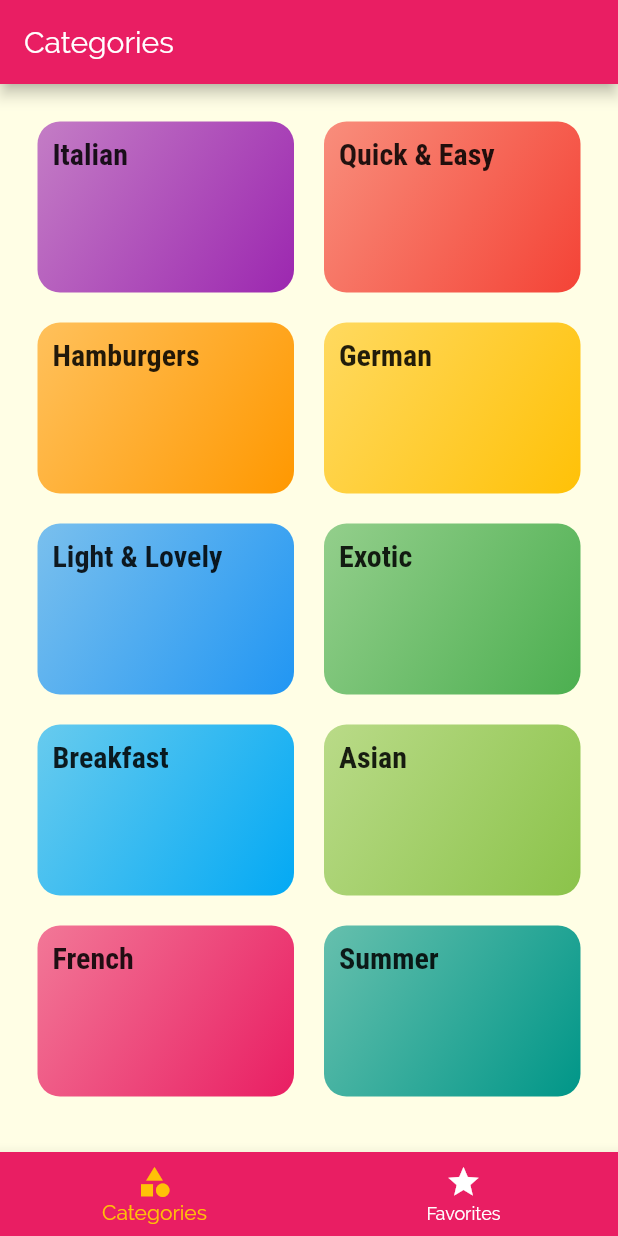
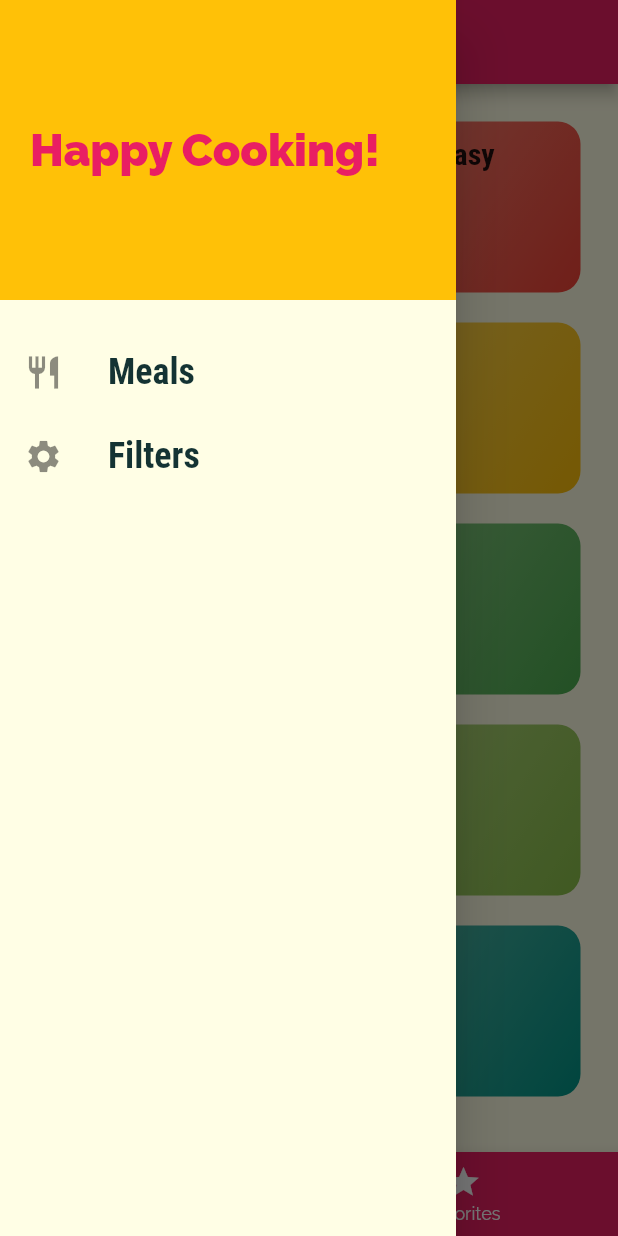
Before and after one commit to Mahendra789/meal, a Flutter app: the screen it shows after launch, with the side drawer open (before the commit the screen has no drawer), on a phone screen of 412 x 824 dp. Run offline on Flutter 3.47's test engine with Material 2 defaults, Android fonts, the phone set to English and light mode, and no system bars.

Commit message:
Added Drawer (Side menu)

```diff
--- a/lib/main.dart
+++ b/lib/main.dart
@@ -2,8 +2,8 @@ import 'package:flutter/material.dart';
 
 import './screens/tabs_screen.dart';
 import './screens/category_meal_screen.dart';
-import './screens/categories_screen.dart';
 import './screens/meal_details_screen.dart';
+import 'screens/filters_screen.dart';
 
 
 void main() {
@@ -43,6 +43,7 @@ class MyApp extends StatelessWidget {
         // '/category-meals': (ctx) => CategoryMealScreen(),
         CategoryMealScreen.routeName: (ctx) => CategoryMealScreen(),
         MealDetailsScreen.routeName: (ctx) => MealDetailsScreen(),
+        FiltersScreen.routeName: (ctx)=> FiltersScreen(),
       },
       // onGenerateRoute: (settings){
       //   return MaterialPageRoute(builder: (ctx) => CategoryMealScreen());
--- /dev/null
+++ b/lib/screens/filters_screen.dart
@@ -0,0 +1,14 @@
+import 'package:flutter/material.dart';
+
+class FiltersScreen extends StatelessWidget {
+  static const routeName = '/filters';
+  @override
+  Widget build(BuildContext context) {
+    return Scaffold(
+      appBar: AppBar(
+        title: Text('Filters'),
+      ),
+      body: Center(child: Text('Filters')),
+    );
+  }
+}
--- a/lib/screens/tabs_screen.dart
+++ b/lib/screens/tabs_screen.dart
@@ -1,4 +1,6 @@
 import 'package:flutter/material.dart';
+
+import './../widgets/main_drawer.dart';
 import './categories_screen.dart';
 import './favorites.dart';
 
@@ -25,6 +27,7 @@ class _TabScreenState extends State<TabScreen> {
       appBar: AppBar(
         title: Text(_pages[_selectedPageIndex]['title']),
       ),
+      drawer: MainDrawer(),
       body: _pages[_selectedPageIndex]['page'],
       bottomNavigationBar: BottomNavigationBar(
           onTap: _selectPage,
--- /dev/null
+++ b/lib/widgets/main_drawer.dart
@@ -0,0 +1,60 @@
+import 'package:flutter/material.dart';
+import './../screens/filters_screen.dart';
+
+class MainDrawer extends StatelessWidget {
+  @override
+  Widget build(BuildContext context) {
+    Widget buildWidgetTile(String title, IconData icon, Function tapHandler) {
+      return ListTile(
+        leading: Icon(icon, size: 26),
+        title: Text(
+          title,
+          style: TextStyle(
+            fontFamily: 'RobotoCondensed',
+            fontSize: 24,
+            fontWeight: FontWeight.bold,
+          ),
+        ),
+        onTap: tapHandler,
+      );
+    }
+
+    return Drawer(
+      child: Column(
+        children: <Widget>[
+          Container(
+            height: 200,
+            width: double.infinity,
+            padding: EdgeInsets.all(20),
+            alignment: Alignment.centerLeft,
+            color: Theme.of(context).accentColor,
+            child: Text(
+              'Happy Cooking!',
+              style: TextStyle(
+                  fontSize: 30,
+                  fontWeight: FontWeight.w900,
+                  color: Theme.of(context).primaryColor),
+            ),
+          ),
+          SizedBox(
+            height: 20,
+          ),
+          buildWidgetTile(
+            'Meals',
+            Icons.restaurant,
+            ()=>{
+              Navigator.of(context).pushNamed('/'),
+            }
+          ),
+          buildWidgetTile(
+            'Filters',
+            Icons.settings,
+            ()=>{
+              Navigator.of(context).pushNamed(FiltersScreen.routeName),
+            }
+          ),
+        ],
+      ),
+    );
+  }
+}
```
